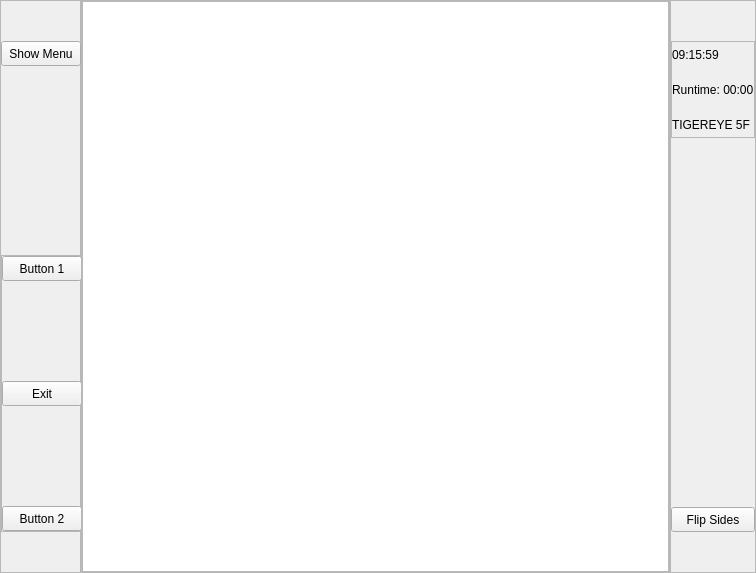
The window that flipVerticalLayout/mainwindow.ui (laszlo-avotra-tips/layout) describes before a commit, drawn with Qt 5.
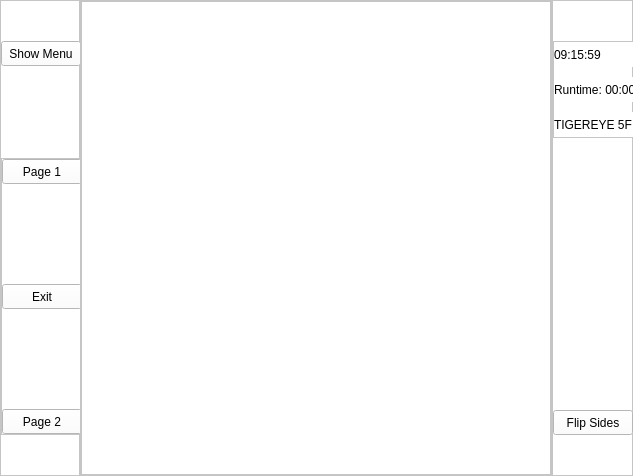
The same window after the commit.

What changed in the file:
```diff
--- a/flipVerticalLayout/mainwindow.ui
+++ b/flipVerticalLayout/mainwindow.ui
@@ -6,13 +6,21 @@
    <rect>
     <x>0</x>
     <y>0</y>
-    <width>756</width>
-    <height>573</height>
+    <width>633</width>
+    <height>476</height>
    </rect>
   </property>
   <property name="windowTitle">
    <string>MainWindow</string>
   </property>
+  <property name="styleSheet">
+   <string notr="true">QWidget{
+background-color: white;
+}
+QLabel{
+font: 8pt &quot;Helvetica Neue&quot;;
+}</string>
+  </property>
   <layout class="QHBoxLayout" name="horizontalLayout">
    <property name="spacing">
     <number>0</number>
@@ -39,13 +47,13 @@
      </property>
      <property name="minimumSize">
       <size>
-       <width>81</width>
+       <width>80</width>
        <height>0</height>
       </size>
      </property>
      <property name="maximumSize">
       <size>
-       <width>81</width>
+       <width>80</width>
        <height>16777215</height>
       </size>
      </property>
@@ -87,7 +95,7 @@
         </property>
         <property name="maximumSize">
          <size>
-          <width>16777215</width>
+          <width>80</width>
           <height>16777215</height>
          </size>
         </property>
@@ -113,7 +121,7 @@
        <widget class="QFrame" name="frameButtons">
         <property name="minimumSize">
          <size>
-          <width>80</width>
+          <width>81</width>
           <height>0</height>
          </size>
         </property>
@@ -166,7 +174,7 @@
             </size>
            </property>
            <property name="text">
-            <string>Button 1</string>
+            <string>Page 1</string>
            </property>
           </widget>
          </item>
@@ -204,7 +212,7 @@
             </size>
            </property>
            <property name="text">
-            <string>Button 2</string>
+            <string>Page 2</string>
            </property>
           </widget>
          </item>
@@ -216,12 +224,6 @@
    </item>
    <item>
     <widget class="QFrame" name="frameM">
-     <property name="minimumSize">
-      <size>
-       <width>256</width>
-       <height>0</height>
-      </size>
-     </property>
      <property name="frameShape">
       <enum>QFrame::StyledPanel</enum>
      </property>
@@ -271,15 +273,21 @@
    </item>
    <item>
     <widget class="QFrame" name="frameR">
+     <property name="sizePolicy">
+      <sizepolicy hsizetype="Preferred" vsizetype="Preferred">
+       <horstretch>0</horstretch>
+       <verstretch>0</verstretch>
+      </sizepolicy>
+     </property>
      <property name="minimumSize">
       <size>
-       <width>82</width>
+       <width>81</width>
        <height>0</height>
       </size>
      </property>
      <property name="maximumSize">
       <size>
-       <width>16777215</width>
+       <width>80</width>
        <height>16777215</height>
       </size>
      </property>
```
